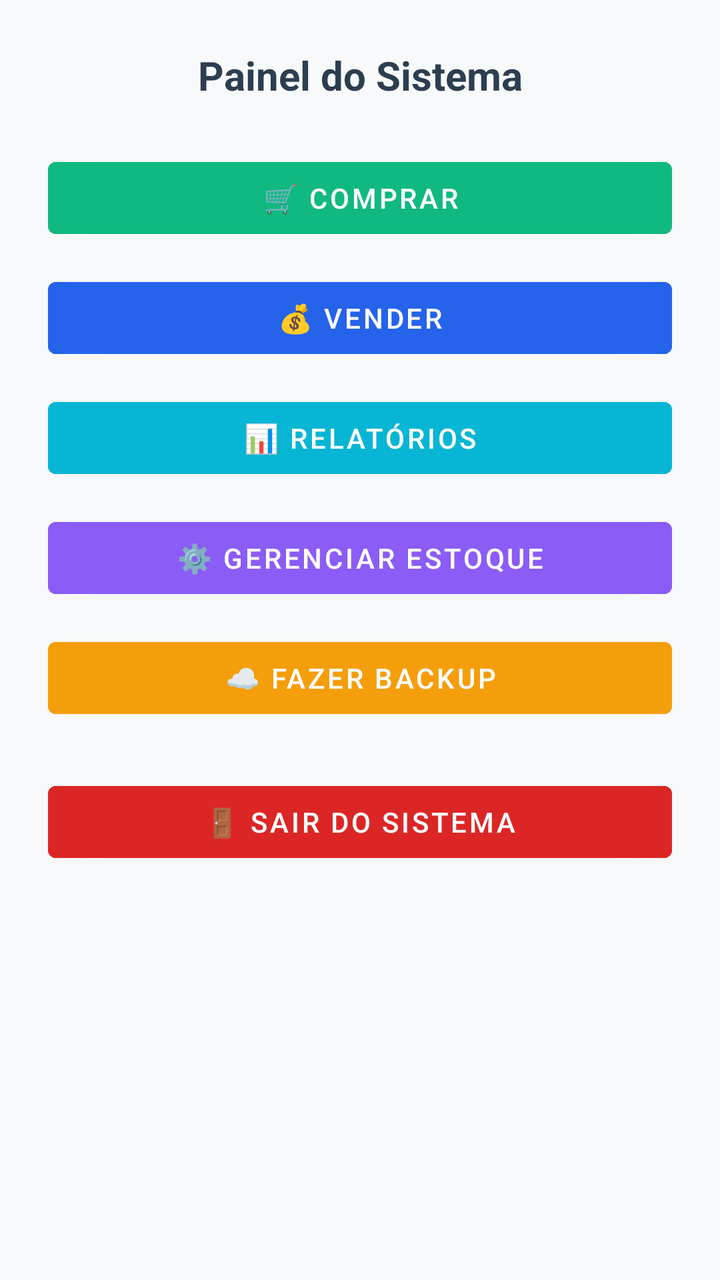
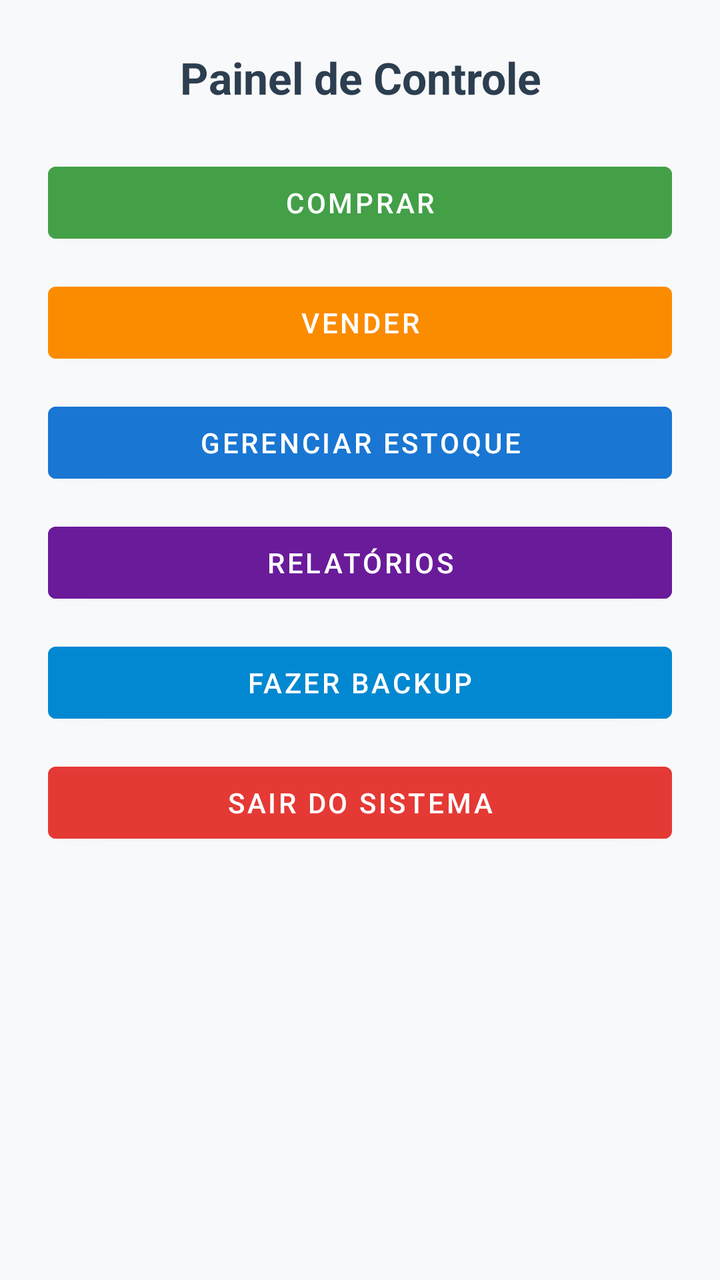

An Android layout rendered at two revisions. The XML below is the earlier revision; the diff shows what the commit changed to produce the second picture.
<!-- AndroidManifest.xml: application theme Theme.COISABOA -->
<!-- res/layout/activity_dashboard.xml -->
<?xml version="1.0" encoding="utf-8"?>
<ScrollView xmlns:android="http://schemas.android.com/apk/res/android"
    xmlns:tools="http://schemas.android.com/tools"
    android:layout_width="match_parent"
    android:layout_height="match_parent"
    android:background="#F8F9FA"
    tools:context=".ui.dashboard.DashboardActivity">

    <LinearLayout
        android:orientation="vertical"
        android:padding="24dp"
        android:layout_width="match_parent"
        android:layout_height="wrap_content"
        android:gravity="center_horizontal">

        <TextView
            android:id="@+id/tvTitulo"
            android:layout_width="match_parent"
            android:layout_height="wrap_content"
            android:text="Painel do Sistema"
            android:textColor="#2C3E50"
            android:textStyle="bold"
            android:textSize="20sp"
            android:gravity="center"
            android:layout_marginBottom="24dp" />

        <Button
            android:id="@+id/btnComprar"
            android:layout_width="match_parent"
            android:layout_height="wrap_content"
            android:text="🛒 Comprar"
            android:backgroundTint="#10B981"
            android:textColor="@android:color/white"
            android:layout_marginBottom="12dp" />

        <Button
            android:id="@+id/btnVender"
            android:layout_width="match_parent"
            android:layout_height="wrap_content"
            android:text="💰 Vender"
            android:backgroundTint="#2563EB"
            android:textColor="@android:color/white"
            android:layout_marginBottom="12dp" />

        <Button
            android:id="@+id/btnRelatorios"
            android:layout_width="match_parent"
            android:layout_height="wrap_content"
            android:text="📊 Relatórios"
            android:backgroundTint="#06B6D4"
            android:textColor="@android:color/white"
            android:layout_marginBottom="12dp" />

        <Button
            android:id="@+id/btnGerenciar"
            android:layout_width="match_parent"
            android:layout_height="wrap_content"
            android:text="⚙️ Gerenciar Estoque"
            android:backgroundTint="#8B5CF6"
            android:textColor="@android:color/white"
            android:layout_marginBottom="12dp" />

        <Button
            android:id="@+id/btnBackup"
            android:layout_width="match_parent"
            android:layout_height="wrap_content"
            android:text="☁️ Fazer Backup"
            android:backgroundTint="#F59E0B"
            android:textColor="@android:color/white"
            android:layout_marginBottom="24dp" />

        <Button
            android:id="@+id/btnSair"
            android:layout_width="match_parent"
            android:layout_height="wrap_content"
            android:text="🚪 Sair do Sistema"
            android:backgroundTint="#DC2626"
            android:textColor="@android:color/white" />

    </LinearLayout>
</ScrollView>
<!-- resources referenced by this layout -->
<resources>
  <style name="Theme.COISABOA" parent="Theme.MaterialComponents.DayNight.NoActionBar">
          <item name="colorPrimary">@color/purple_500</item>
          <item name="colorPrimaryVariant">@color/purple_700</item>
          <item name="colorSecondary">@color/teal_200</item>
          <item name="android:statusBarColor" tools:targetApi="l">?attr/colorPrimaryVariant</item>
      </style>
  <color name="purple_500">#6200EE</color>
  <color name="purple_700">#3700B3</color>
  <color name="teal_200">#03DAC5</color>
</resources>

<!-- the commit's change to res/layout/activity_dashboard.xml (unified diff, before → after) -->
@@ -1,81 +1,78 @@
 <?xml version="1.0" encoding="utf-8"?>
 <ScrollView xmlns:android="http://schemas.android.com/apk/res/android"
-    xmlns:tools="http://schemas.android.com/tools"
     android:layout_width="match_parent"
     android:layout_height="match_parent"
-    android:background="#F8F9FA"
-    tools:context=".ui.dashboard.DashboardActivity">
+    android:background="#F8F9FA">
 
     <LinearLayout
+        android:layout_width="match_parent"
+        android:layout_height="wrap_content"
         android:orientation="vertical"
         android:padding="24dp"
-        android:layout_width="match_parent"
-        android:layout_height="wrap_content"
         android:gravity="center_horizontal">
 
         <TextView
-            android:id="@+id/tvTitulo"
             android:layout_width="match_parent"
             android:layout_height="wrap_content"
-            android:text="Painel do Sistema"
+            android:text="Painel de Controle"
+            android:textSize="22sp"
+            android:textStyle="bold"
             android:textColor="#2C3E50"
-            android:textStyle="bold"
-            android:textSize="20sp"
             android:gravity="center"
-            android:layout_marginBottom="24dp" />
+            android:paddingBottom="24dp" />
 
         <Button
             android:id="@+id/btnComprar"
             android:layout_width="match_parent"
             android:layout_height="wrap_content"
-            android:text="🛒 Comprar"
-            android:backgroundTint="#10B981"
-            android:textColor="@android:color/white"
+            android:text="Comprar"
+            android:backgroundTint="#43A047"
+            android:textColor="#FFF"
             android:layout_marginBottom="12dp" />
 
         <Button
             android:id="@+id/btnVender"
             android:layout_width="match_parent"
             android:layout_height="wrap_content"
-            android:text="💰 Vender"
-            android:backgroundTint="#2563EB"
-            android:textColor="@android:color/white"
+            android:text="Vender"
+            android:backgroundTint="#FB8C00"
+            android:textColor="#FFF"
+            android:layout_marginBottom="12dp" />
+
+        <Button
+            android:id="@+id/btnGerenciar"
+            android:layout_width="match_parent"
+            android:layout_height="wrap_content"
+            android:text="Gerenciar Estoque"
+            android:backgroundTint="#1976D2"
+            android:textColor="#FFF"
             android:layout_marginBottom="12dp" />
 
         <Button
             android:id="@+id/btnRelatorios"
             android:layout_width="match_parent"
             android:layout_height="wrap_content"
-            android:text="📊 Relatórios"
-            android:backgroundTint="#06B6D4"
-            android:textColor="@android:color/white"
-            android:layout_marginBottom="12dp" />
-
-        <Button
-            android:id="@+id/btnGerenciar"
-            android:layout_width="match_parent"
-            android:layout_height="wrap_content"
-            android:text="⚙️ Gerenciar Estoque"
-            android:backgroundTint="#8B5CF6"
-            android:textColor="@android:color/white"
+            android:text="Relatórios"
+            android:backgroundTint="#6A1B9A"
+            android:textColor="#FFF"
             android:layout_marginBottom="12dp" />
 
         <Button
             android:id="@+id/btnBackup"
             android:layout_width="match_parent"
             android:layout_height="wrap_content"
-            android:text="☁️ Fazer Backup"
-            android:backgroundTint="#F59E0B"
-            android:textColor="@android:color/white"
-            android:layout_marginBottom="24dp" />
+            android:text="Fazer Backup"
+            android:backgroundTint="#0288D1"
+            android:textColor="#FFF"
+            android:layout_marginBottom="12dp" />
 
         <Button
             android:id="@+id/btnSair"
             android:layout_width="match_parent"
             android:layout_height="wrap_content"
-            android:text="🚪 Sair do Sistema"
-            android:backgroundTint="#DC2626"
-            android:textColor="@android:color/white" />
+            android:text="Sair do Sistema"
+            android:backgroundTint="#E53935"
+            android:textColor="#FFF" />
 
     </LinearLayout>
 </ScrollView>
